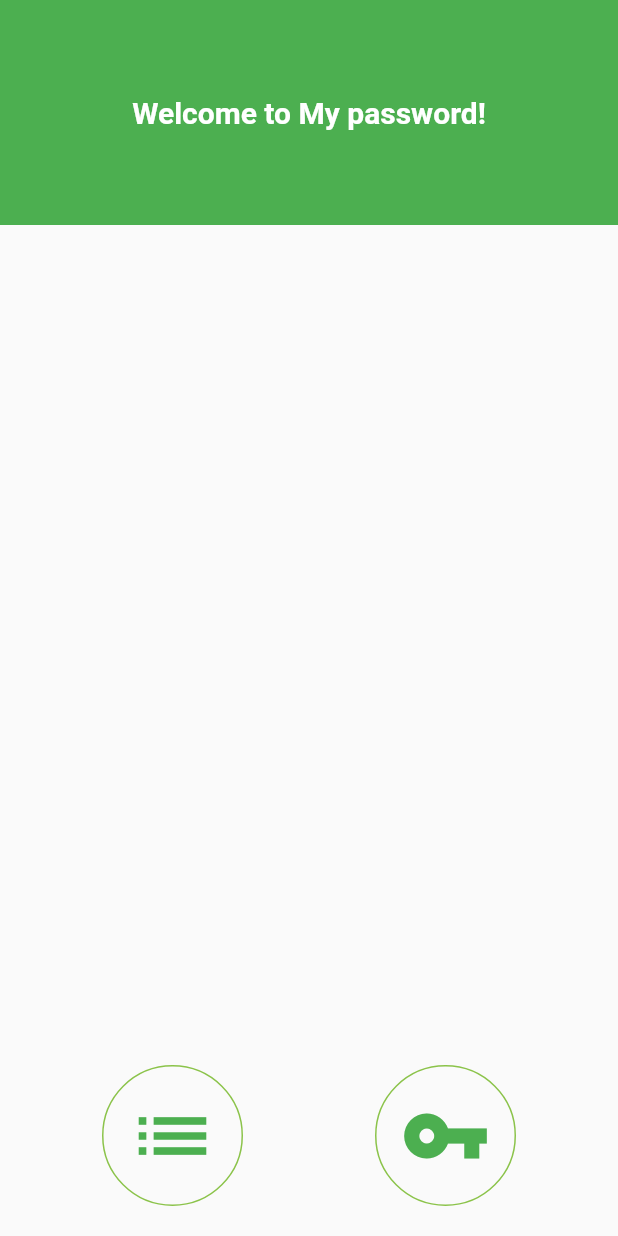
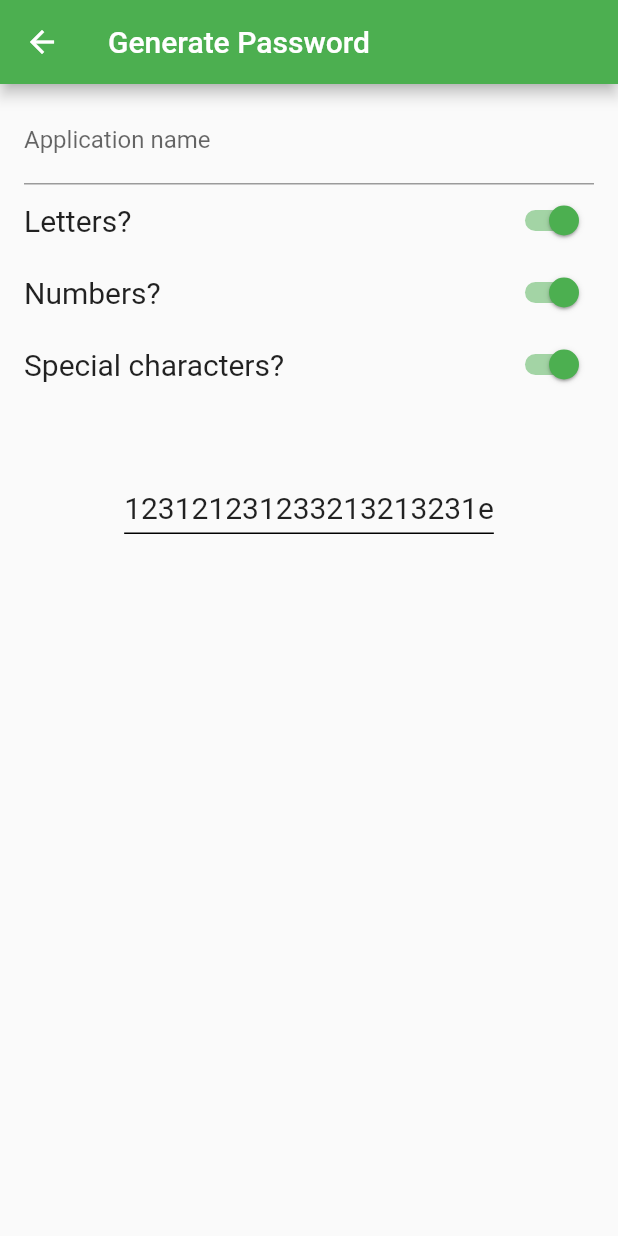
Before and after one commit to heinemann44/MyPassword, a Flutter app: the screen it shows after launch, after a tap on the "vpn key" icon, on a phone screen of 412 x 824 dp. Run offline on Flutter 3.47's test engine with Material 2 defaults, Android fonts, the phone set to English and light mode, and no system bars; our stand-ins replace flutter_mobx, mobx; generated files the repository leaves out were written again.

Commit message:
Create page generate password

```diff
--- /dev/null
+++ b/lib/module/generate_password/features/generate_password/controller/generate_password_form_controller.dart
@@ -0,0 +1,30 @@
+import 'package:mobx/mobx.dart';
+
+part 'generate_password_form_controller.g.dart';
+
+class GeneratePasswordFormController = _GeneratePasswordFormControllerBase with _$GeneratePasswordFormController;
+
+abstract class _GeneratePasswordFormControllerBase with Store{
+
+  @observable
+  bool hasLetters;
+  @observable
+  bool hasNumbers;
+  @observable
+  bool hasSpecialCharacters;
+
+  @action
+  void onTapHasLetters(){
+    this.hasLetters = !this.hasLetters;
+  }
+
+  @action
+  void onTapHasNumbers(){
+    this.hasNumbers = !this.hasNumbers;
+  }
+
+  @action
+  void onTapHasSpacialCharacter(){
+    this.hasSpecialCharacters = !this.hasSpecialCharacters;
+  }
+}
--- /dev/null
+++ b/lib/module/generate_password/features/generate_password/page/generate_password_form.dart
@@ -0,0 +1,99 @@
+import 'package:flutter/material.dart';
+import 'package:flutter_mobx/flutter_mobx.dart';
+import 'package:my_password/module/generate_password/features/generate_password/controller/generate_password_form_controller.dart';
+
+class GeneratePasswordForm extends StatefulWidget {
+  @override
+  _GeneratePasswordFormState createState() => _GeneratePasswordFormState();
+}
+
+class _GeneratePasswordFormState extends State<GeneratePasswordForm> {
+  final GeneratePasswordFormController _controller =
+      GeneratePasswordFormController();
+
+  TextStyle _kSwitchTextStyle = TextStyle(
+    fontSize: 20,
+    fontWeight: FontWeight.w400,
+  );
+
+  @override
+  void initState() {
+    this._controller.hasLetters = true;
+    this._controller.hasNumbers = true;
+    this._controller.hasSpecialCharacters = true;
+    super.initState();
+  }
+
+  @override
+  Widget build(BuildContext context) {
+    return Column(
+      crossAxisAlignment: CrossAxisAlignment.start,
+      children: <Widget>[
+        this._buildFieldApplicationName(),
+        this._buildFieldHasLetters(),
+        this._buildFieldHasNumbers(),
+        this._buildFieldHasSpecialCharacters(),
+      ],
+    );
+  }
+
+  Widget _buildFieldApplicationName() {
+    return TextField(
+      decoration: InputDecoration(labelText: "Application name"),
+    );
+  }
+
+  Widget _buildFieldHasLetters() {
+    return Row(
+      mainAxisAlignment: MainAxisAlignment.spaceBetween,
+      children: <Widget>[
+        Text(
+          "Letters?",
+          style: this._kSwitchTextStyle,
+        ),
+        Observer(
+          builder: (_) => Switch(
+            value: this._controller.hasLetters,
+            onChanged: (value) => this._controller.onTapHasLetters(),
+          ),
+        ),
+      ],
+    );
+  }
+
+  Widget _buildFieldHasNumbers() {
+    return Row(
+      mainAxisAlignment: MainAxisAlignment.spaceBetween,
+      children: <Widget>[
+        Text(
+          "Numbers?",
+          style: this._kSwitchTextStyle,
+        ),
+        Observer(
+          builder: (_) => Switch(
+            value: this._controller.hasNumbers,
+            onChanged: (value) => this._controller.onTapHasNumbers(),
+          ),
+        ),
+      ],
+    );
+  }
+
+  Widget _buildFieldHasSpecialCharacters() {
+    return Row(
+      mainAxisAlignment: MainAxisAlignment.spaceBetween,
+      children: <Widget>[
+        Text(
+          "Special characters?",
+          style: this._kSwitchTextStyle,
+        ),
+        Observer(
+          builder: (_) => Switch(
+            value: this._controller.hasSpecialCharacters,
+            onChanged: (value) => this._controller.onTapHasSpacialCharacter(),
+          ),
+        ),
+      ],
+    );
+  }
+}
--- /dev/null
+++ b/lib/module/generate_password/features/generate_password/page/generate_password_page.dart
@@ -0,0 +1,57 @@
+import 'package:flutter/material.dart';
+import 'package:my_password/module/generate_password/features/generate_password/page/generate_password_form.dart';
+
+class GeneratePasswordPage extends StatefulWidget {
+  @override
+  _GeneratePasswordPageState createState() => _GeneratePasswordPageState();
+}
+
+class _GeneratePasswordPageState extends State<GeneratePasswordPage> {
+  TextStyle _kPasswordStyle = TextStyle(fontSize: 20);
+
+  @override
+  Widget build(BuildContext context) {
+    return Scaffold(
+      appBar: AppBar(
+        title: Text("Generate Password"),
+      ),
+      body: this._buildContentBody(),
+    );
+  }
+
+  Widget _buildContentBody() {
+    return Container(
+      padding: const EdgeInsets.symmetric(horizontal: 16, vertical: 8),
+      child: SingleChildScrollView(
+        child: Column(
+          children: <Widget>[
+            GeneratePasswordForm(),
+            SizedBox(height: 60),
+            this._buildTextPasswordGenerated(),
+          ],
+        ),
+      ),
+    );
+  }
+
+  Widget _buildTextPasswordGenerated() {
+    return Container(
+      padding: EdgeInsets.only(
+        bottom: 5,
+      ),
+      decoration: BoxDecoration(
+        border: Border(
+          bottom: BorderSide(
+            color: Colors.black,
+            width: 1.0,
+          ),
+        ),
+      ),
+      child: Text(
+        "123121231233213213231e",
+        textAlign: TextAlign.center,
+        style: this._kPasswordStyle,
+      ),
+    );
+  }
+}
--- a/lib/module/home/features/home/page/home_page.dart
+++ b/lib/module/home/features/home/page/home_page.dart
@@ -1,4 +1,5 @@
 import 'package:flutter/material.dart';
+import 'package:my_password/module/generate_password/features/generate_password/page/generate_password_page.dart';
 import 'package:my_password/module/home/features/home/page/home_action_button.dart';
 import 'package:my_password/module/my_passwords/features/my_passwords_list/page/my_passwords_list_page.dart';
 
@@ -69,7 +70,11 @@ class _HomePageState extends State<HomePage> {
   Widget _buildGeneratePasswordButton() {
     return HomeActionButton(
       icon: Icons.vpn_key,
-      onTap: () => print("key"),
+      onTap: () => Navigator.of(context).push(
+        MaterialPageRoute(
+          builder: (context) => GeneratePasswordPage(),
+        ),
+      ),
     );
   }
 }
```
